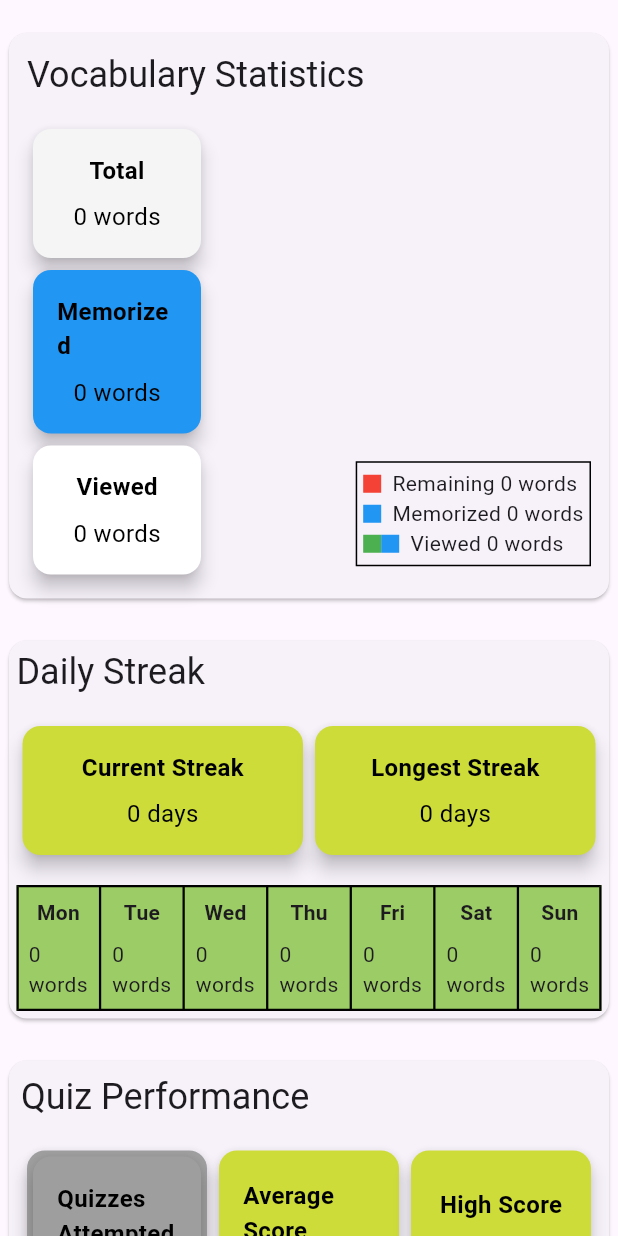
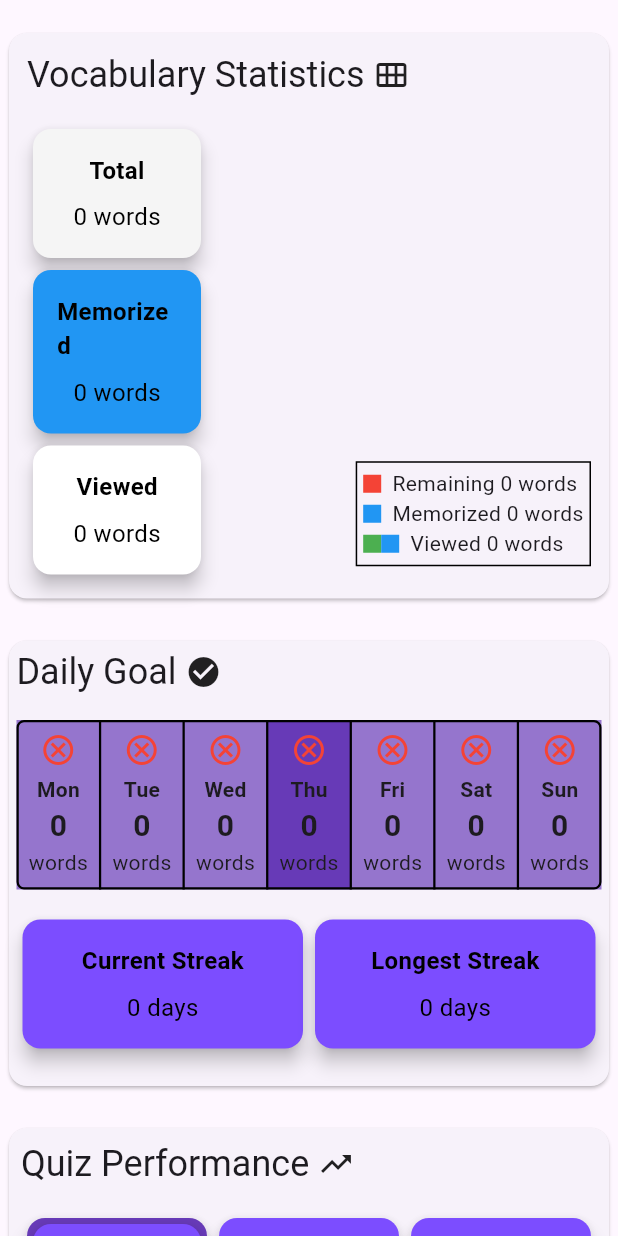
Before and after one commit to towhaEL/Vocab-Flash, a Flutter app: the Statistics widget shown alone on an empty page, opened directly, on a phone screen of 412 x 824 dp. Run offline on Flutter 3.47's test engine with Material 3 defaults, Android fonts, the phone set to English and light mode, and no system bars; drawn by our look-alikes of fl_chart; our stand-ins replace cloud_firestore, firebase_auth, firebase_core, flutter_dotenv, flutter_tts, google_sign_in and 2 more; accounts and stored records are empty.

Commit message:
Daily goal & Account settings added

```diff
--- a/lib/screens/achivement_screen.dart
+++ b/lib/screens/achivement_screen.dart
@@ -118,6 +118,7 @@ class _AchievementScreenState extends State<AchievementScreen> {
     return Scaffold(
       appBar: AppBar(
         title: Text('Achievements unlocked ${_acuiredAchivement}/${_achivementsCount}'),
+        automaticallyImplyLeading: false,
       ),
       body: _isLoading
           ? Center(child: CircularProgressIndicator())
--- a/lib/screens/flashcard_screen.dart
+++ b/lib/screens/flashcard_screen.dart
@@ -117,7 +117,6 @@ class _FlashcardScreenState extends State<FlashcardScreen> {
 
   void _memorizeWord() {
     _firestoreService.addVocabularyToMemorized(_vocabularyList[_currentIndex]);
-    _firestoreService.updateDailyStreak();
     _removeCard();
     _showUndo();
   }
--- a/lib/screens/signup_screen.dart
+++ b/lib/screens/signup_screen.dart
@@ -116,7 +116,10 @@ class _SignupScreenState extends State<SignupScreen> {
       );
 
       if (result != null) {
-        Navigator.pushReplacementNamed(context, '/home');
+        ScaffoldMessenger.of(context).showSnackBar(
+          SnackBar(content: Text('Sign up completed. Log in to your account.')),
+        );
+        Navigator.pushReplacementNamed(context, '/login');
       } else {
         ScaffoldMessenger.of(context).showSnackBar(
           SnackBar(content: Text('Sign up failed. Please try again.')),
--- a/lib/screens/statistics.dart
+++ b/lib/screens/statistics.dart
@@ -1,7 +1,9 @@
+import 'package:intl/intl.dart';
 import 'package:cloud_firestore/cloud_firestore.dart';
 import 'package:flutter/material.dart';
 import 'package:fl_chart/fl_chart.dart';
 import 'package:firebase_auth/firebase_auth.dart';
+import 'package:tuple/tuple.dart';
 import 'package:vocabflashcard_app/screens/quiz_history.dart';
 import '../services/firestore_service.dart';
 
@@ -25,14 +27,14 @@ class _StatisticsState extends State<Statistics> {
 
   double _averageScore = 0.0;
 
-  Map<String, int> _weeklyWordCount = {
-    'Mon': 0,
-    'Tue': 0,
-    'Wed': 0,
-    'Thu': 0,
-    'Fri': 0,
-    'Sat': 0,
-    'Sun': 0,
+  Map<String, Tuple2<int, bool>> _weeklyWordCount = {
+    'Mon': Tuple2(0, false),
+    'Tue': Tuple2(0, false),
+    'Wed': Tuple2(0, false),
+    'Thu': Tuple2(0, false),
+    'Fri': Tuple2(0, false),
+    'Sat': Tuple2(0, false),
+    'Sun': Tuple2(0, false),
   };
   bool _isLoading = true;
 
@@ -49,7 +51,7 @@ class _StatisticsState extends State<Statistics> {
       int memorizedWords = await _firestoreService.getLearnedWords(user.uid);
       int viewedWords = await _firestoreService.getViewedWords(user.uid);
       Map<String, dynamic> streaks = await _firestoreService.getStreaks();
-      Map<String, int> weeklyWordCount = await _firestoreService.getWeeklyWordCount();
+      Map<String, Tuple2<int, bool>> weeklyWordCount = await _firestoreService.getWeeklyWordCount();
       List<QueryDocumentSnapshot> quizDocs = await _firestoreService.getQuizResults();
 
       int highScore = 0;
@@ -132,7 +134,12 @@ class _StatisticsState extends State<Statistics> {
     return Column(
       crossAxisAlignment: CrossAxisAlignment.start,
       children: [
-        Text('Vocabulary Statistics', style: Theme.of(context).textTheme.headlineSmall),
+        Row(
+          children: [
+            Text('Vocabulary Statistics ', style: Theme.of(context).textTheme.headlineSmall),
+            Icon(Icons.calendar_view_month_outlined)
+          ],
+        ),
         SizedBox(height: 16),
         Row(
           children: [
@@ -208,7 +215,7 @@ class _StatisticsState extends State<Statistics> {
     );
   }
 
-  Widget _buildStatisticCard(String title, String value, [Color clr = Colors.lime]) {
+  Widget _buildStatisticCard(String title, String value, [Color clr = Colors.deepPurpleAccent]) {
     return Container(
       width: 120,
       child: Card(
@@ -248,7 +255,12 @@ class _StatisticsState extends State<Statistics> {
     return Column(
       crossAxisAlignment: CrossAxisAlignment.start,
       children: [
-        Text('Quiz Performance', style: Theme.of(context).textTheme.headlineSmall),
+        Row(
+          children: [
+            Text('Quiz Performance ', style: Theme.of(context).textTheme.headlineSmall),
+            Icon(Icons.trending_up),
+          ],
+        ),
         SizedBox(height: 16),
         GridView.count(
           crossAxisCount: 3,
@@ -257,7 +269,7 @@ class _StatisticsState extends State<Statistics> {
           children: [
             Card(
               elevation: 5,
-              color: Colors.grey,
+              color: Colors.deepPurple,
               child: InkWell(
                 onTap: () {
                   Navigator.push(
@@ -265,7 +277,7 @@ class _StatisticsState extends State<Statistics> {
                     MaterialPageRoute(builder: (context) => QuizHistory()),
                   );
                 },
-                child: _buildStatisticCard('Quizzes Attempted', '${_quizAttempted}', Colors.grey),
+                child: _buildStatisticCard('Quizzes Attempted', '${_quizAttempted}', Colors.deepPurpleAccent),
               ),
             ),
             _buildStatisticCard('Average Score', '${_averageScore.toStringAsFixed(2)}%'),
@@ -283,7 +295,14 @@ class _StatisticsState extends State<Statistics> {
     return Column(
       crossAxisAlignment: CrossAxisAlignment.start,
       children: [
-        Text('Daily Streak', style: Theme.of(context).textTheme.headlineSmall),
+        Row(
+          children: [
+            Text('Daily Goal ', style: Theme.of(context).textTheme.headlineSmall),
+            Icon(Icons.check_circle)
+          ],
+        ),
+        SizedBox(height: 16),
+        _buildWeeklyCalendar(),
         SizedBox(height: 16),
         Row(
           mainAxisAlignment: MainAxisAlignment.spaceEvenly,
@@ -292,26 +311,30 @@ class _StatisticsState extends State<Statistics> {
             Expanded(child: _buildStatisticCard('Longest Streak', '$_longestStreak days')),
           ],
         ),
-        SizedBox(height: 16),
-        _buildWeeklyCalendar(),
+        SizedBox(height: 16,),
       ],
     );
   }
 
   Widget _buildWeeklyCalendar() {
     return Table(
-      border: TableBorder.all(color: Colors.black, width: 1.5),
+      border: TableBorder.all(width: 1.5, borderRadius: BorderRadius.circular(5)),
       children: [
         TableRow(
           children: _weeklyWordCount.keys.map((day) {
             return Container(
               padding: const EdgeInsets.all(8.0),
-              color: _getColorForWordsLearned(_weeklyWordCount[day]!),
+              color: (day == DateFormat('E').format(DateTime.now()))?
+                Colors.deepPurple[500]
+                : Colors.deepPurple[300],
+              // color: _getColorForWordsLearned(_weeklyWordCount[day]!.item1),
               child: Column(
                 children: [
-                  Text(day, style: TextStyle(fontWeight: FontWeight.bold)),
-                  SizedBox(height: 8),
-                  Text('${_weeklyWordCount[day]} words'),
+                  (_weeklyWordCount[day]!.item2)? Icon(Icons.check, color: Colors.green,) : Icon(Icons.cancel_outlined, color: Colors.red,),
+                  SizedBox(height: 4,),
+                  Text(day, style: TextStyle(fontWeight: FontWeight.bold, )),
+                  Text('${_weeklyWordCount[day]?.item1}', style: TextStyle(fontWeight: FontWeight.bold, fontSize: 20, ),),
+                  Text('words',),
                 ],
               ),
             );
@@ -322,14 +345,14 @@ class _StatisticsState extends State<Statistics> {
   }
 
   Color _getColorForWordsLearned(int wordsLearned) {
-    if (wordsLearned >= 6) {
-      return Colors.green[900]!;
-    } else if (wordsLearned >= 4) {
-      return Colors.green[700]!;
-    } else if (wordsLearned >= 2) {
-      return Colors.green[500]!;
+    if (wordsLearned >= 15) {
+      return Colors.deepPurple[700]!;
+    } else if (wordsLearned >= 10) {
+      return Colors.deepPurple[500]!;
+    } else if (wordsLearned >= 5) {
+      return Colors.deepPurple[400]!;
     } else {
-      return Colors.lightGreen[400]!;
+      return Colors.deepPurple[300]!;
     }
   }
 }
--- a/lib/services/auth_service.dart
+++ b/lib/services/auth_service.dart
@@ -53,6 +53,7 @@ class AuthService {
         email: email,
         password: password,
       );
+
     } on FirebaseAuthException catch (e) {
       print('FirebaseAuthException during email sign-up: ${e.message}');
       return null;
--- a/pubspec.yaml
+++ b/pubspec.yaml
@@ -40,6 +40,8 @@ dependencies:
   percent_indicator: ^4.2.2
   flutter_dotenv: ^5.2.1
   shared_preferences: ^2.0.6
+  intl: ^0.20.1
+  tuple: ^2.0.2
 
   # The following adds the Cupertino Icons font to your application.
   # Use with the CupertinoIcons class for iOS style icons.
```
Also changed, not shown: lib/screens/leaderboard_screen.dart (+19 -9 lines), lib/screens/moreTab_screen.dart (+153 -28 lines), lib/services/firestore_service.dart (+259 -32 lines), pubspec.lock.
